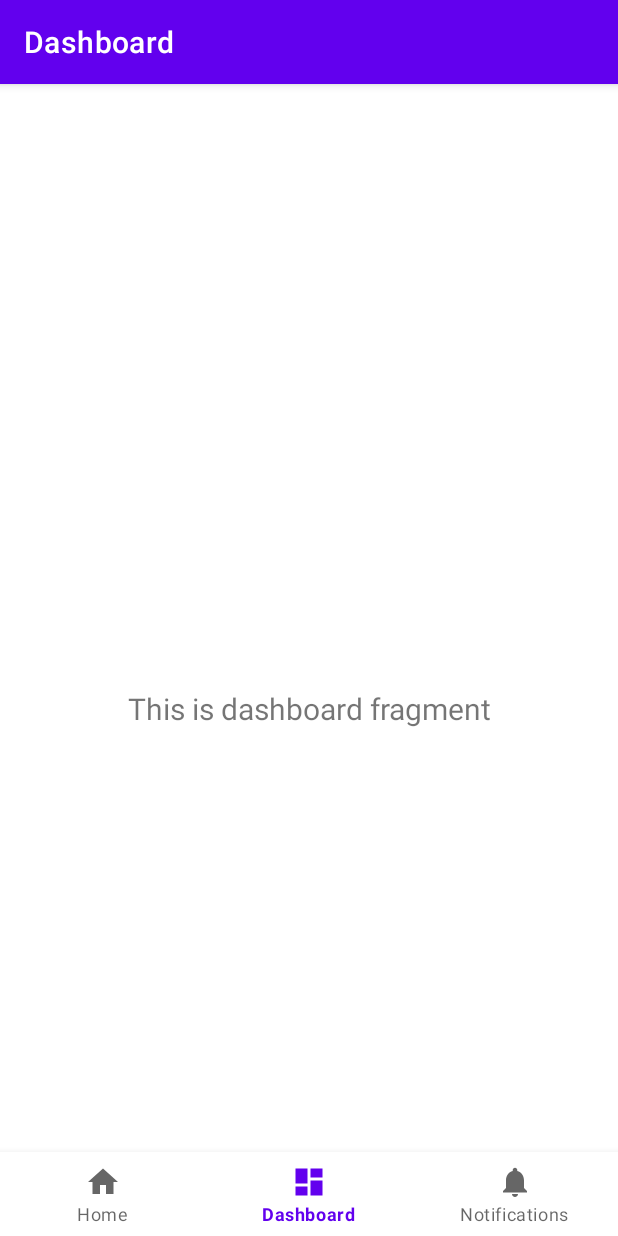
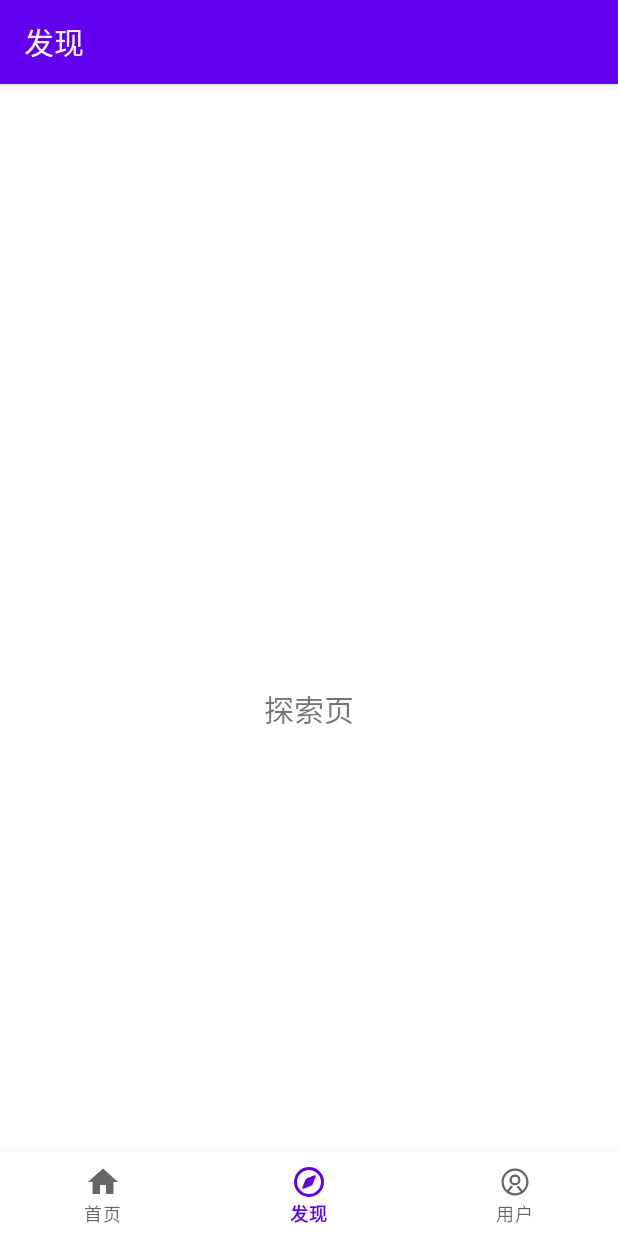
Before and after one commit to Uzemiu/guyunwu, an Android app: the ExploreFragment screen opened through its navigation route, item 2 of the bottom bar chosen, on a phone screen of 412 x 824 dp. Run offline under Robolectric (Android 15) with nearby library versions, the phone set to English and light mode, and no system bars; our stand-ins replace navigation-ui.

Commit message:
feat: 更改导航文字

```diff
--- a/app/src/main/java/com/example/guyunwu/ui/notifications/NotificationsFragment.java
+++ b/app/src/main/java/com/example/guyunwu/ui/explore/ExploreFragment.java
@@ -1,4 +1,4 @@
-package com.example.guyunwu.ui.notifications;
+package com.example.guyunwu.ui.explore;
 
 import android.os.Bundle;
 import android.view.LayoutInflater;
@@ -8,22 +8,22 @@ import android.widget.TextView;
 import androidx.annotation.NonNull;
 import androidx.fragment.app.Fragment;
 import androidx.lifecycle.ViewModelProvider;
-import com.example.guyunwu.databinding.FragmentNotificationsBinding;
+import com.example.guyunwu.databinding.FragmentExploreBinding;
 
-public class NotificationsFragment extends Fragment {
+public class ExploreFragment extends Fragment {
 
-    private FragmentNotificationsBinding binding;
+    private FragmentExploreBinding binding;
 
     public View onCreateView(@NonNull LayoutInflater inflater,
                              ViewGroup container, Bundle savedInstanceState) {
-        NotificationsViewModel notificationsViewModel =
-                new ViewModelProvider(this).get(NotificationsViewModel.class);
+        ExploreViewModel exploreViewModel =
+                new ViewModelProvider(this).get(ExploreViewModel.class);
 
-        binding = FragmentNotificationsBinding.inflate(inflater, container, false);
+        binding = FragmentExploreBinding.inflate(inflater, container, false);
         View root = binding.getRoot();
 
-        final TextView textView = binding.textNotifications;
-        notificationsViewModel.getText().observe(getViewLifecycleOwner(), textView::setText);
+        final TextView textView = binding.textDashboard;
+        exploreViewModel.getText().observe(getViewLifecycleOwner(), textView::setText);
         return root;
     }
 
--- a/app/src/main/java/com/example/guyunwu/ui/dashboard/DashboardViewModel.java
+++ b/app/src/main/java/com/example/guyunwu/ui/explore/ExploreViewModel.java
@@ -1,16 +1,16 @@
-package com.example.guyunwu.ui.dashboard;
+package com.example.guyunwu.ui.explore;
 
 import androidx.lifecycle.LiveData;
 import androidx.lifecycle.MutableLiveData;
 import androidx.lifecycle.ViewModel;
 
-public class DashboardViewModel extends ViewModel {
+public class ExploreViewModel extends ViewModel {
 
     private final MutableLiveData<String> mText;
 
-    public DashboardViewModel() {
+    public ExploreViewModel() {
         mText = new MutableLiveData<>();
-        mText.setValue("This is dashboard fragment");
+        mText.setValue("探索页");
     }
 
     public LiveData<String> getText() {
--- a/app/src/main/java/com/example/guyunwu/ui/home/HomeViewModel.java
+++ b/app/src/main/java/com/example/guyunwu/ui/home/HomeViewModel.java
@@ -10,7 +10,7 @@ public class HomeViewModel extends ViewModel {
 
     public HomeViewModel() {
         mText = new MutableLiveData<>();
-        mText.setValue("This is home fragment");
+        mText.setValue("主页");
     }
 
     public LiveData<String> getText() {
--- a/app/src/main/java/com/example/guyunwu/ui/dashboard/DashboardFragment.java
+++ b/app/src/main/java/com/example/guyunwu/ui/user/UserFragment.java
@@ -1,4 +1,4 @@
-package com.example.guyunwu.ui.dashboard;
+package com.example.guyunwu.ui.user;
 
 import android.os.Bundle;
 import android.view.LayoutInflater;
@@ -8,22 +8,23 @@ import android.widget.TextView;
 import androidx.annotation.NonNull;
 import androidx.fragment.app.Fragment;
 import androidx.lifecycle.ViewModelProvider;
-import com.example.guyunwu.databinding.FragmentDashboardBinding;
 
-public class DashboardFragment extends Fragment {
+import com.example.guyunwu.databinding.FragmentUserBinding;
 
-    private FragmentDashboardBinding binding;
+public class UserFragment extends Fragment {
+
+    private FragmentUserBinding binding;
 
     public View onCreateView(@NonNull LayoutInflater inflater,
                              ViewGroup container, Bundle savedInstanceState) {
-        DashboardViewModel dashboardViewModel =
-                new ViewModelProvider(this).get(DashboardViewModel.class);
+        UserViewModel userViewModel =
+                new ViewModelProvider(this).get(UserViewModel.class);
 
-        binding = FragmentDashboardBinding.inflate(inflater, container, false);
+        binding = FragmentUserBinding.inflate(inflater, container, false);
         View root = binding.getRoot();
 
-        final TextView textView = binding.textDashboard;
-        dashboardViewModel.getText().observe(getViewLifecycleOwner(), textView::setText);
+        final TextView textView = binding.textNotifications;
+        userViewModel.getText().observe(getViewLifecycleOwner(), textView::setText);
         return root;
     }
 
--- a/app/src/main/java/com/example/guyunwu/ui/notifications/NotificationsViewModel.java
+++ b/app/src/main/java/com/example/guyunwu/ui/user/UserViewModel.java
@@ -1,19 +1,20 @@
-package com.example.guyunwu.ui.notifications;
+package com.example.guyunwu.ui.user;
 
 import androidx.lifecycle.LiveData;
 import androidx.lifecycle.MutableLiveData;
 import androidx.lifecycle.ViewModel;
 
-public class NotificationsViewModel extends ViewModel {
+public class UserViewModel extends ViewModel {
 
     private final MutableLiveData<String> mText;
 
-    public NotificationsViewModel() {
+    public UserViewModel() {
         mText = new MutableLiveData<>();
-        mText.setValue("This is notifications fragment");
+        mText.setValue("这是用户页");
     }
 
     public LiveData<String> getText() {
         return mText;
     }
+
 }
--- /dev/null
+++ b/app/src/main/res/drawable/ic_book_black_24dp.xml
@@ -0,0 +1,5 @@
+<vector android:height="24dp" android:viewportHeight="1024"
+    android:viewportWidth="1024" android:width="24dp" xmlns:android="http://schemas.android.com/apk/res/android">
+    <path android:fillColor="#FF000000" android:pathData="M832,0L192,0c-53,0 -96,43 -96,96v834.4c0,1.6 0.1,3.3 0.3,4.9 0.1,0.8 0.1,1.6 0.2,2.5 4.6,45 40.7,81 85.7,85.7 0.8,0.1 1.6,0.2 2.5,0.2 1.6,0.1 3.3,0.2 4.9,0.3h644.9c1.6,0 3.3,-0.1 4.9,-0.3 0.8,-0.1 1.6,-0.1 2.5,-0.2 45,-4.6 81,-40.7 85.7,-85.7 0.1,-0.8 0.2,-1.6 0.2,-2.5 0.1,-1.6 0.2,-3.3 0.3,-4.9L928.2,96C928,43 885,0 832,0zM864,927.9v2.1c0,0.3 0,0.5 -0.1,0.8 -0.1,0.8 -0.2,1.5 -0.3,2.3 0,0.3 -0.1,0.6 -0.2,0.9 0,0.3 -0.1,0.6 -0.2,0.9 -2.7,12.1 -12.2,21.6 -24.3,24.3 -0.3,0.1 -0.6,0.1 -0.9,0.2 -0.3,0.1 -0.6,0.1 -0.9,0.1 -0.7,0.1 -1.5,0.2 -2.3,0.3 -0.3,0 -0.5,0 -0.8,0.1L189.9,959.9c-0.3,0 -0.5,0 -0.8,-0.1 -0.8,-0.1 -1.5,-0.2 -2.3,-0.3 -0.3,0 -0.6,-0.1 -0.9,-0.1 -0.3,0 -0.6,-0.1 -0.9,-0.2 -12.1,-2.7 -21.6,-12.2 -24.3,-24.3 -0.1,-0.3 -0.1,-0.6 -0.2,-0.9 -0.1,-0.3 -0.1,-0.6 -0.2,-0.9 -0.1,-0.7 -0.2,-1.5 -0.3,-2.3 0,-0.3 0,-0.5 -0.1,-0.8v-1L159.9,899.9c0,-2.2 1.8,-4 4,-4h667.9c17.8,0 32.1,14.3 32.1,32zM160,827.9L160,96c0,-17.7 14.3,-32 32,-32h639.9c17.7,0 32,14.3 32,32v671.9c0,35.3 -28.7,64 -64,64L164,831.9c-2.2,0 -4,-1.8 -4,-4z"/>
+    <path android:fillColor="#FF000000" android:pathData="M704,284c0,2.2 -1.8,4 -4,4H324c-2.2,0 -4,-1.8 -4,-4v-56c0,-2.2 1.8,-4 4,-4h376c2.2,0 4,1.8 4,4v56zM272,160c-8.8,0 -16,7.2 -16,16v160c0,8.8 7.2,16 16,16h480c8.8,0 16,-7.2 16,-16V176c0,-8.8 -7.2,-16 -16,-16H272zM760,480H264c-4.4,0 -8,-3.6 -8,-8v-48c0,-4.4 3.6,-8 8,-8h496c4.4,0 8,3.6 8,8v48c0,4.4 -3.6,8 -8,8zM760,607.9H264c-4.4,0 -8,-3.6 -8,-8v-48c0,-4.4 3.6,-8 8,-8h496c4.4,0 8,3.6 8,8v48c0,4.4 -3.6,8 -8,8z"/>
+</vector>
--- /dev/null
+++ b/app/src/main/res/drawable/ic_explore_24dp.xml
@@ -0,0 +1,4 @@
+<vector android:height="24dp" android:viewportHeight="1024"
+    android:viewportWidth="1024" android:width="24dp" xmlns:android="http://schemas.android.com/apk/res/android">
+    <path android:fillColor="#FF000000" android:pathData="M512,85.3a426.7,426.7 0,1 0,426.7 426.7A426.7,426.7 0,0 0,512 85.3zM512,853.3a341.3,341.3 0,1 1,341.3 -341.3,341.3 341.3,0 0,1 -341.3,341.3zM687.8,326a20.9,20.9 0,0 0,-23 -4.7l-210.3,85.3a85.3,85.3 0,0 0,-46.5 46.5l-85.3,210.3a20.9,20.9 0,0 0,4.7 23l10.2,10.2a20.9,20.9 0,0 0,23 4.7l210.3,-85.3a85.3,85.3 0,0 0,46.5 -46.5l85.3,-210.3a20.9,20.9 0,0 0,-4.7 -23z"/>
+</vector>
--- /dev/null
+++ b/app/src/main/res/drawable/ic_user_black_24dp.xml
@@ -0,0 +1,11 @@
+<?xml version="1.0" encoding="utf-8"?>
+<vector xmlns:android="http://schemas.android.com/apk/res/android"
+    android:width="24dp"
+    android:height="24dp"
+    android:viewportWidth="1024"
+    android:viewportHeight="1024">
+
+    <path
+        android:fillColor="#000000"
+        android:pathData="M512 128c212.074667 0 384 171.925333 384 384s-171.925333 384-384 384S128 724.074667 128 512 299.925333 128 512 128z m0 64C335.274667 192 192 335.274667 192 512c0 91.242667 38.186667 173.546667 99.413333 231.850667l108.522667-129.386667a195.861333 195.861333 0 0 0 60.010667 28.053333l-117.930667 140.650667A318.506667 318.506667 0 0 0 512 832a318.506667 318.506667 0 0 0 161.237333-43.52l-120.170666-143.296a195.541333 195.541333 0 0 0 62.442666-25.088l109.589334 130.624A319.210667 319.210667 0 0 0 832 512c0-176.725333-143.274667-320-320-320z m0 106.666667a154.069333 154.069333 0 0 1 76.373333 287.914666l-0.64 0.362667-0.704 0.405333a153.685333 153.685333 0 0 1-4.928 2.624l5.632-3.029333a153.685333 153.685333 0 0 1-75.733333 19.861333 153.642667 153.642667 0 0 1-58.069333-11.306666l-0.213334-0.085334a153.173333 153.173333 0 0 1-5.653333-2.453333l5.888 2.56a153.194667 153.194667 0 0 1-20.970667-10.474667A154.069333 154.069333 0 0 1 512 298.666667z m0 64a90.069333 90.069333 0 1 0 0 180.138666A90.069333 90.069333 0 0 0 512 362.666667z" />
+</vector>
--- a/app/src/main/res/layout/fragment_dashboard.xml
+++ b/app/src/main/res/layout/fragment_explore.xml
@@ -5,7 +5,7 @@
         xmlns:tools="http://schemas.android.com/tools"
         android:layout_width="match_parent"
         android:layout_height="match_parent"
-        tools:context=".ui.dashboard.DashboardFragment">
+        tools:context=".ui.explore.ExploreFragment">
 
     <TextView
             android:id="@+id/text_dashboard"
--- a/app/src/main/res/layout/fragment_notifications.xml
+++ b/app/src/main/res/layout/fragment_user.xml
@@ -5,7 +5,7 @@
         xmlns:tools="http://schemas.android.com/tools"
         android:layout_width="match_parent"
         android:layout_height="match_parent"
-        tools:context=".ui.notifications.NotificationsFragment">
+        tools:context=".ui.user.UserFragment">
 
     <TextView
             android:id="@+id/text_notifications"
--- a/app/src/main/res/menu/bottom_nav_menu.xml
+++ b/app/src/main/res/menu/bottom_nav_menu.xml
@@ -8,12 +8,12 @@
 
     <item
             android:id="@+id/navigation_dashboard"
-            android:icon="@drawable/ic_dashboard_black_24dp"
-            android:title="@string/title_dashboard"/>
+            android:icon="@drawable/ic_explore_24dp"
+            android:title="@string/title_explore"/>
 
     <item
             android:id="@+id/navigation_notifications"
-            android:icon="@drawable/ic_notifications_black_24dp"
-            android:title="@string/title_notifications"/>
+            android:icon="@drawable/ic_user_black_24dp"
+            android:title="@string/title_user"/>
 
 </menu>
--- a/app/src/main/res/navigation/mobile_navigation.xml
+++ b/app/src/main/res/navigation/mobile_navigation.xml
@@ -13,13 +13,13 @@
 
     <fragment
             android:id="@+id/navigation_dashboard"
-            android:name="com.example.guyunwu.ui.dashboard.DashboardFragment"
-            android:label="@string/title_dashboard"
-            tools:layout="@layout/fragment_dashboard"/>
+            android:name="com.example.guyunwu.ui.explore.ExploreFragment"
+            android:label="@string/title_explore"
+            tools:layout="@layout/fragment_explore"/>
 
     <fragment
             android:id="@+id/navigation_notifications"
-            android:name="com.example.guyunwu.ui.notifications.NotificationsFragment"
-            android:label="@string/title_notifications"
-            tools:layout="@layout/fragment_notifications"/>
+            android:name="com.example.guyunwu.ui.user.UserFragment"
+            android:label="@string/title_explore"
+            tools:layout="@layout/fragment_user"/>
 </navigation>
--- a/app/src/main/res/values/strings.xml
+++ b/app/src/main/res/values/strings.xml
@@ -1,6 +1,6 @@
 <resources>
-    <string name="app_name">GuYunWu</string>
-    <string name="title_home">Home</string>
-    <string name="title_dashboard">Dashboard</string>
-    <string name="title_notifications">Notifications</string>
+    <string name="app_name">古韵屋</string>
+    <string name="title_home">首页</string>
+    <string name="title_explore">发现</string>
+    <string name="title_user">用户</string>
 </resources>
--- a/build.gradle
+++ b/build.gradle
@@ -1,4 +1,8 @@
-// Top-level build file where you can add configuration options common to all sub-projects/modules.
+buildscript {
+    ext {
+        JAVA_HOME = 'C:\\Program Files\\Android\\Android Studio\\jre'
+    }
+}// Top-level build file where you can add configuration options common to all sub-projects/modules.
 plugins {
     id 'com.android.application' version '7.2.0' apply false
     id 'com.android.library' version '7.2.0' apply false
```
Also changed, not shown: app/src/main/res/drawable/ic_learn_24dp.xml (added, +12 -0 lines).
